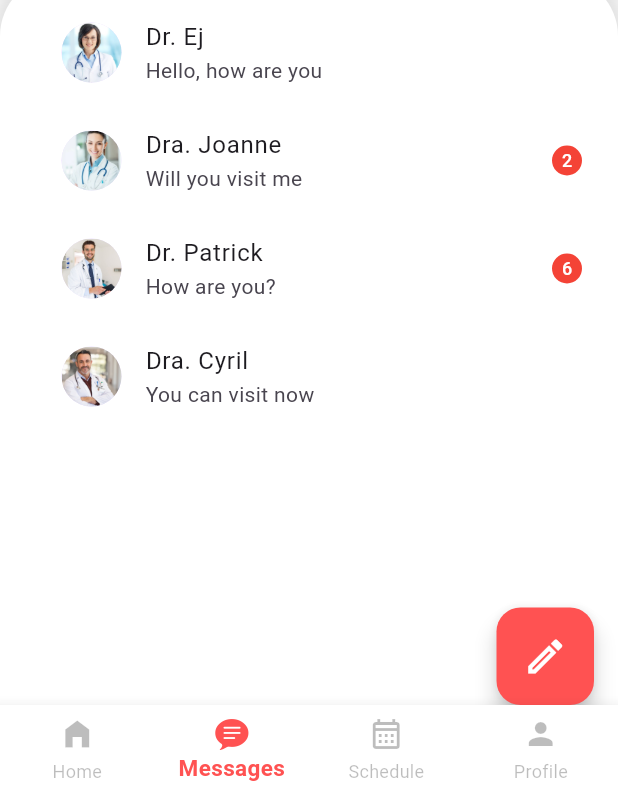
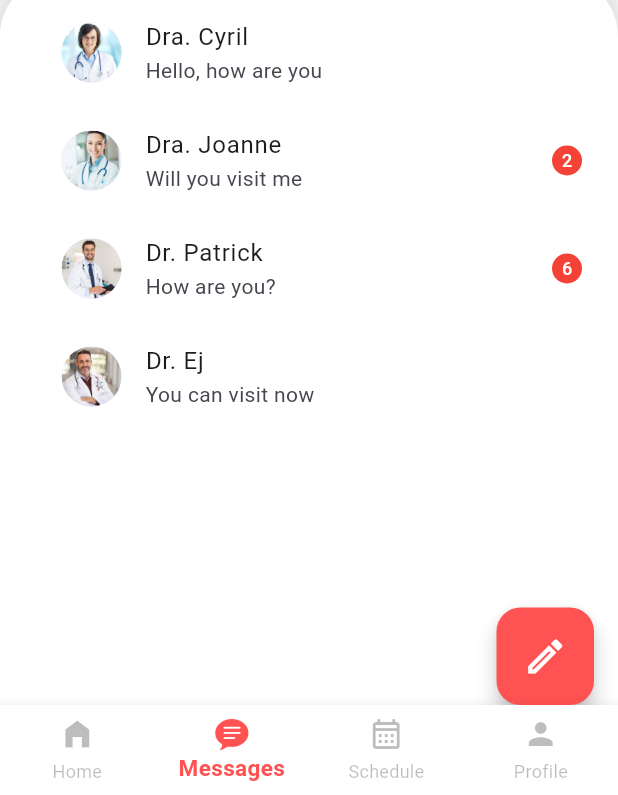
Before and after one commit to cyrlvldz/HASH, a Flutter app: the screen it shows after launch, item 2 of the bottom bar chosen, on a phone screen of 412 x 824 dp, the part 441-1236 px from its top. Run offline on Flutter 3.47's test engine with Material 3 defaults, Android fonts, the phone set to English and light mode, and no system bars; our stand-ins replace material_design_icons_flutter.

```diff
--- a/lib/chat_screen.dart
+++ b/lib/chat_screen.dart
@@ -155,10 +155,10 @@ class _ChatScreenState extends State<ChatScreen> {
               child: ListView(
                 padding: const EdgeInsets.only(left: 25),
                 children: [
-                  buildConversationRow('Dr. Ej', 'Hello, how are you', 'doctor1.jpg', 0),
+                  buildConversationRow('Dra. Cyril', 'Hello, how are you', 'doctor1.jpg', 0),
                   buildConversationRow('Dra. Joanne', 'Will you visit me', 'doctor2.jpg', 2),
                   buildConversationRow('Dr. Patrick', 'How are you?', 'doctor3.jpg', 6),
-                  buildConversationRow('Dra. Cyril', 'You can visit now', 'doctor4.jpg', 0),
+                  buildConversationRow('Dr. Ej', 'You can visit now', 'doctor4.jpg', 0),
                 ],
               ),
             ),
```
